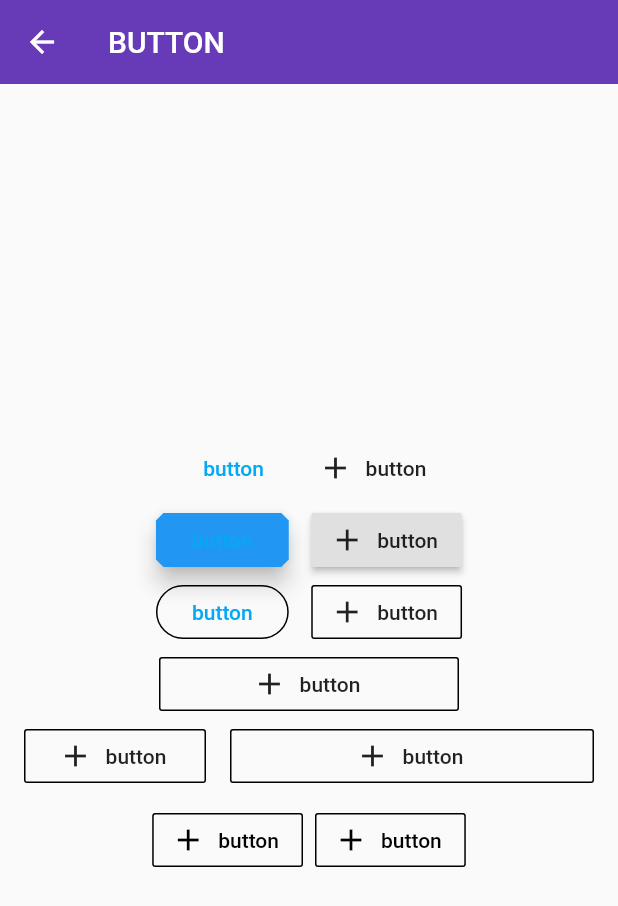
After one commit to air-wind/flutter_app_study, a Flutter app: the screen it shows after launch, after a tap on "BUTTON", on a phone screen of 412 x 824 dp. The commit adds this screen. Shown: the top 906 px of the screen. Run offline on Flutter 3.47's test engine with Material 2 defaults, Android fonts, the phone set to English and light mode, and no system bars.

Commit message:
inicial commit

```diff
--- /dev/null
+++ b/lib/demo/buttondemo.dart
@@ -0,0 +1,195 @@
+import 'package:flutter/material.dart';
+
+class ButtonDemo extends StatelessWidget {
+  final Widget FlatbuttonDemo = Row(
+    mainAxisAlignment: MainAxisAlignment.center,
+    children: <Widget>[
+      FlatButton(
+        child: Text("button"),
+        onPressed: (){},
+        textColor: Colors.lightBlue,
+        splashColor: Colors.grey,
+      ),
+      FlatButton.icon(
+        onPressed: (){},
+        icon: Icon(Icons.add),
+        label: Text("button"),
+        splashColor: Colors.grey,
+      )
+    ],
+  );
+  final Widget RaiseButtonDemo = Row(
+    mainAxisAlignment: MainAxisAlignment.center,
+    children: <Widget>[
+      Theme(
+        data: ThemeData(
+            buttonColor: Colors.lightBlue,
+            buttonTheme: ButtonThemeData(
+                textTheme: ButtonTextTheme.primary,
+                shape: BeveledRectangleBorder(
+                    borderRadius: BorderRadius.circular(5)
+                )
+            )
+        ),
+        child: RaisedButton(
+          child: Text("button"),
+          elevation: 6.0,
+          onPressed: (){},
+          textColor: Colors.lightBlue,
+          splashColor: Colors.grey,
+        ),
+      ),
+      SizedBox(width: 15,),
+      RaisedButton.icon(
+        onPressed: (){},
+        icon: Icon(Icons.add),
+        label: Text("button"),
+        splashColor: Colors.grey,
+      )
+    ],
+  );
+  final Widget OutlineButtonDemo = Row(
+    mainAxisAlignment: MainAxisAlignment.center,
+    children: <Widget>[
+      Theme(
+        data: ThemeData(
+            buttonColor: Colors.lightBlue,
+            buttonTheme: ButtonThemeData(
+                textTheme: ButtonTextTheme.primary,
+//                    shape: BeveledRectangleBorder(
+//                      borderRadius: BorderRadius.circular(5)
+//                    ),
+                shape: StadiumBorder()
+            )
+        ),
+        child: OutlineButton(
+          child: Text("button"),
+          onPressed: (){},
+          textColor: Colors.lightBlue,
+          splashColor: Colors.grey,
+          highlightColor: Colors.black38,
+          borderSide: BorderSide(
+              color: Colors.black
+          ),
+        ),
+      ),
+      SizedBox(width: 15,),
+      OutlineButton.icon(
+        onPressed: (){},
+        icon: Icon(Icons.add),
+        label: Text("button"),
+        splashColor: Colors.grey,
+        borderSide: BorderSide(
+            color: Colors.black
+        ),
+      )
+    ],
+  );
+  final Widget FixedButtonDemo = Row(
+    mainAxisAlignment: MainAxisAlignment.center,
+    children: <Widget>[
+      Container(
+        width: 200,
+        child:OutlineButton.icon(
+          onPressed: (){},
+          icon: Icon(Icons.add),
+          label: Text("button"),
+          splashColor: Colors.grey,
+          borderSide: BorderSide(
+              color: Colors.black
+          ),
+        ),
+      ),
+
+    ],
+  );
+  final Widget ExpandedBUttonDemo = Row(
+    mainAxisAlignment: MainAxisAlignment.center,
+    children: <Widget>[
+      Expanded(
+        child: OutlineButton.icon(
+          onPressed: (){},
+          icon: Icon(Icons.add),
+          label: Text("button"),
+          splashColor: Colors.grey,
+          borderSide: BorderSide(
+              color: Colors.black
+          ),
+        ),
+      ),
+      SizedBox(width: 16,),
+      Expanded(
+        flex: 2,
+        child: OutlineButton.icon(
+          onPressed: (){},
+          icon: Icon(Icons.add),
+          label: Text("button"),
+          splashColor: Colors.grey,
+          borderSide: BorderSide(
+              color: Colors.black
+          ),
+        ),
+      ),
+
+    ],
+  );
+  final Widget ButtonBarDemo = Row(
+    mainAxisAlignment: MainAxisAlignment.center,
+    children: <Widget>[
+      Theme(
+          data: ThemeData(
+              buttonTheme: ButtonThemeData(
+                  padding: EdgeInsets.symmetric(horizontal: 20)
+              )
+          ),
+          child: ButtonBar(
+            children: <Widget>[
+              OutlineButton.icon(
+                onPressed: (){},
+                icon: Icon(Icons.add),
+                label: Text("button"),
+                splashColor: Colors.grey,
+                borderSide: BorderSide(
+                    color: Colors.black
+                ),
+              ),
+              OutlineButton.icon(
+                onPressed: (){},
+                icon: Icon(Icons.add),
+                label: Text("button"),
+                splashColor: Colors.grey,
+                borderSide: BorderSide(
+                    color: Colors.black
+                ),
+              ),
+            ],
+          )
+      )
+
+    ],
+  );
+
+  @override
+  Widget build(BuildContext context) {
+    return Scaffold(
+        appBar: AppBar(
+          title: Text("BUTTON "),
+          elevation: 0,
+        ),
+        body: Container(
+          padding: EdgeInsets.all(16),
+          child: Column(
+            mainAxisAlignment: MainAxisAlignment.center,
+            children: <Widget>[
+              FlatbuttonDemo,
+              RaiseButtonDemo,
+              OutlineButtonDemo,
+              FixedButtonDemo,
+              ExpandedBUttonDemo,
+              ButtonBarDemo
+            ],
+          ),
+        )
+    );
+  }
+}
--- /dev/null
+++ b/lib/demo/material_compontent.dart
@@ -0,0 +1,51 @@
+import 'package:flutter/material.dart';
+import 'buttondemo.dart';
+import 'floating_button_demo.dart';
+import 'popub_menu_button.dart';
+
+class MaterialCompontent extends StatelessWidget {
+  @override
+  Widget build(BuildContext context) {
+    return Scaffold(
+      appBar: AppBar(
+        title: Text("hello".toUpperCase()),
+        elevation: 0,
+      ),
+      body: ListView(
+        children: <Widget>[
+          ListItem(title: "PopubMenuButton", page: PopupMenuButtonDemo(),),
+          ListItem(title: " BUTTON", page: ButtonDemo(),),
+          ListItem(title: "FloatingActionButton", page: FloatingActionButtonDemo(),)
+        ],
+      ),
+    );
+  }
+}
+
+
+
+
+
+class ListItem extends StatelessWidget {
+  final String title;
+  final Widget page;
+
+  ListItem({
+    this.title,
+    this.page
+  });
+
+  @override
+  Widget build(BuildContext context) {
+    return ListTile(
+      title: Text(title),
+      onTap: (){
+        Navigator.of(context).push(
+          MaterialPageRoute(
+            builder: (context) => page
+          ),
+        );
+      },
+    );
+  }
+}
--- a/lib/main.dart
+++ b/lib/main.dart
@@ -8,6 +8,7 @@ import 'demo/view_demo.dart';
 import 'demo/sliver_demo.dart';
 import 'demo/navigator_demo.dart';
 import 'demo/form_demo.dart';
+import 'demo/material_compontent.dart';
 
 void main() => runApp(App());
 
@@ -20,12 +21,13 @@ class App extends StatelessWidget{
       title: "Hello",
 //      home: Home(),
 //      home: NavigatorDemo(),
-      initialRoute: "/register",
+      initialRoute: "/mdc",
       routes: {
 //        "/": (context) => NavigatorDemo(),
         "/": (context) => Home(),
         "/about": (context)=>Page(tittle:"ABOUT"),
-        "/register": (context)=>FormDmeo()
+        "/register": (context)=>FormDmeo(),
+        "/mdc": (context)=>MaterialCompontent()
       },
       theme: ThemeData(
         primarySwatch: Colors.deepPurple,
```
Also changed, not shown: lib/demo/floating_button_demo.dart (added, +43 -0 lines), lib/demo/popub_menu_button.dart (added, +55 -0 lines).
